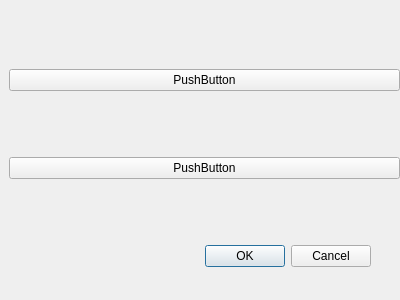
Old version of the form myintersect_dialog_base.ui in the repository MateuszRajmundKukawski/MyIntersect.
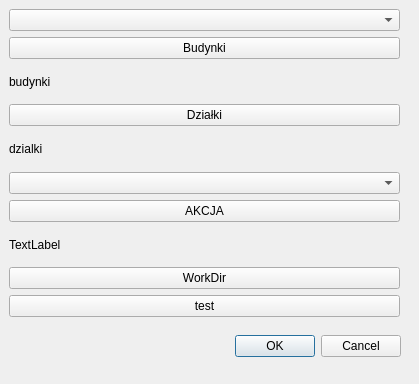
New version of the form.

Commit message: add new button, set buildings file, plot file, and work directory

The edit to the form file:
```diff
--- a/myintersect_dialog_base.ui
+++ b/myintersect_dialog_base.ui
@@ -6,8 +6,8 @@
    <rect>
     <x>0</x>
     <y>0</y>
-    <width>400</width>
-    <height>300</height>
+    <width>419</width>
+    <height>384</height>
    </rect>
   </property>
   <property name="windowTitle">
@@ -16,9 +16,9 @@
   <widget class="QDialogButtonBox" name="button_box">
    <property name="geometry">
     <rect>
-     <x>30</x>
-     <y>240</y>
-     <width>341</width>
+     <x>-20</x>
+     <y>330</y>
+     <width>421</width>
      <height>32</height>
     </rect>
    </property>
@@ -35,21 +35,69 @@
      <x>9</x>
      <y>9</y>
      <width>391</width>
-     <height>231</height>
+     <height>308</height>
     </rect>
    </property>
    <layout class="QGridLayout" name="gridLayout">
+    <item row="11" column="0">
+     <widget class="QPushButton" name="deleteButton">
+      <property name="text">
+       <string>test</string>
+      </property>
+     </widget>
+    </item>
+    <item row="4" column="0">
+     <widget class="QLabel" name="dzialki_label">
+      <property name="text">
+       <string>dzialki</string>
+      </property>
+     </widget>
+    </item>
     <item row="0" column="0">
-     <widget class="QPushButton" name="runButton">
-      <property name="text">
-       <string>PushButton</string>
-      </property>
-     </widget>
+     <widget class="QComboBox" name="budynkiComboBox"/>
+    </item>
+    <item row="5" column="0">
+     <widget class="QComboBox" name="dzialkiComboBox"/>
     </item>
     <item row="1" column="0">
-     <widget class="QPushButton" name="deleteButton">
+     <widget class="QPushButton" name="budynkiButton">
       <property name="text">
-       <string>PushButton</string>
+       <string>Budynki</string>
+      </property>
+     </widget>
+    </item>
+    <item row="8" column="0">
+     <widget class="QPushButton" name="wrokDirButton">
+      <property name="text">
+       <string>WorkDir</string>
+      </property>
+     </widget>
+    </item>
+    <item row="2" column="0">
+     <widget class="QLabel" name="budynki_label">
+      <property name="text">
+       <string>budynki</string>
+      </property>
+     </widget>
+    </item>
+    <item row="7" column="0">
+     <widget class="QLabel" name="label">
+      <property name="text">
+       <string>TextLabel</string>
+      </property>
+     </widget>
+    </item>
+    <item row="3" column="0">
+     <widget class="QPushButton" name="dzialkiButton">
+      <property name="text">
+       <string>Działki</string>
+      </property>
+     </widget>
+    </item>
+    <item row="6" column="0">
+     <widget class="QPushButton" name="runButton">
+      <property name="text">
+       <string>AKCJA</string>
       </property>
      </widget>
     </item>
```
The commit also changes 4 other files.
